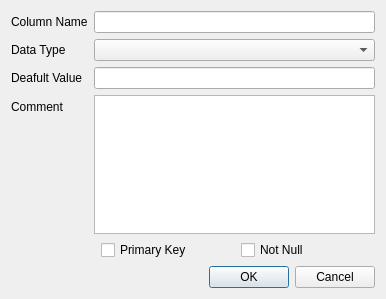
Old version of the form src/ui/columndialog.ui in the repository apavelm/qsqldesigner.
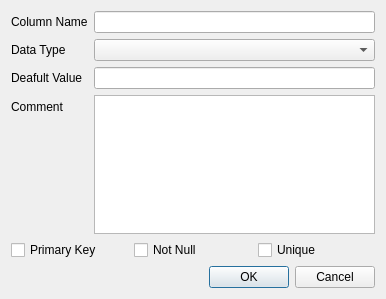
New version of the form.

```diff
--- a/src/ui/columndialog.ui
+++ b/src/ui/columndialog.ui
@@ -73,22 +73,6 @@
      </item>
      <item>
       <layout class="QHBoxLayout" name="horizontalLayout">
-       <item>
-        <spacer name="horizontalSpacer">
-         <property name="orientation">
-          <enum>Qt::Horizontal</enum>
-         </property>
-         <property name="sizeType">
-          <enum>QSizePolicy::Fixed</enum>
-         </property>
-         <property name="sizeHint" stdset="0">
-          <size>
-           <width>90</width>
-           <height>20</height>
-          </size>
-         </property>
-        </spacer>
-       </item>
        <item>
         <widget class="QCheckBox" name="chkPrimaryKey">
          <property name="text">
@@ -103,6 +87,13 @@
          </property>
         </widget>
        </item>
+       <item>
+        <widget class="QCheckBox" name="chkUnique">
+         <property name="text">
+          <string>Unique</string>
+         </property>
+        </widget>
+       </item>
       </layout>
      </item>
      <item>
```
